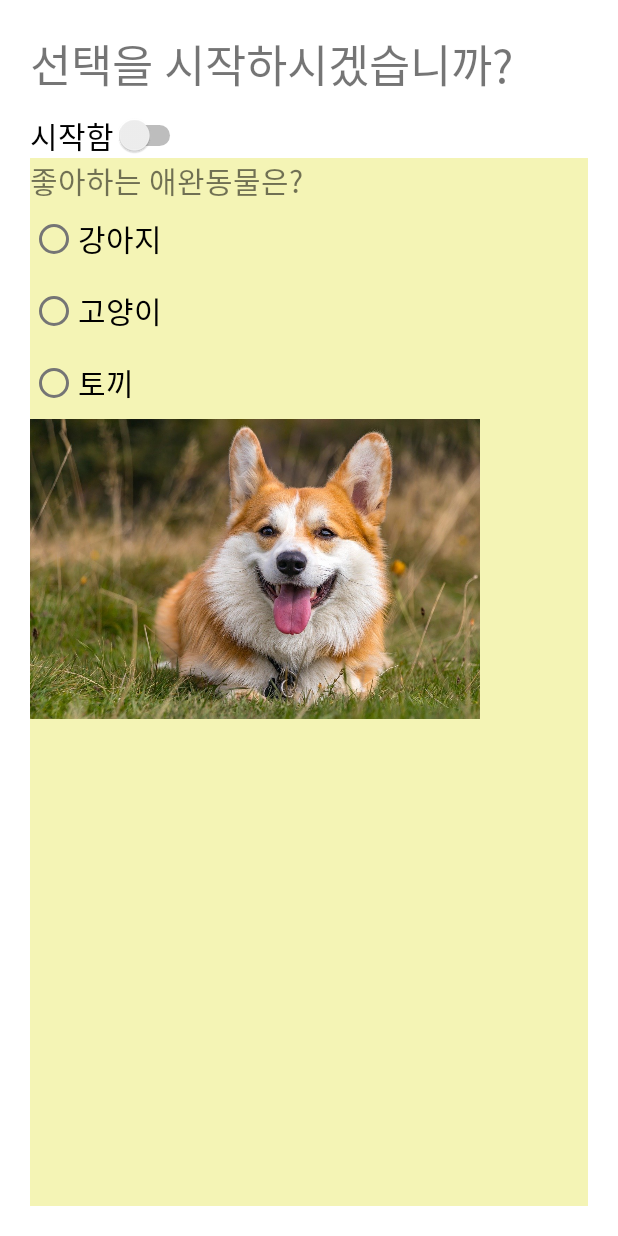
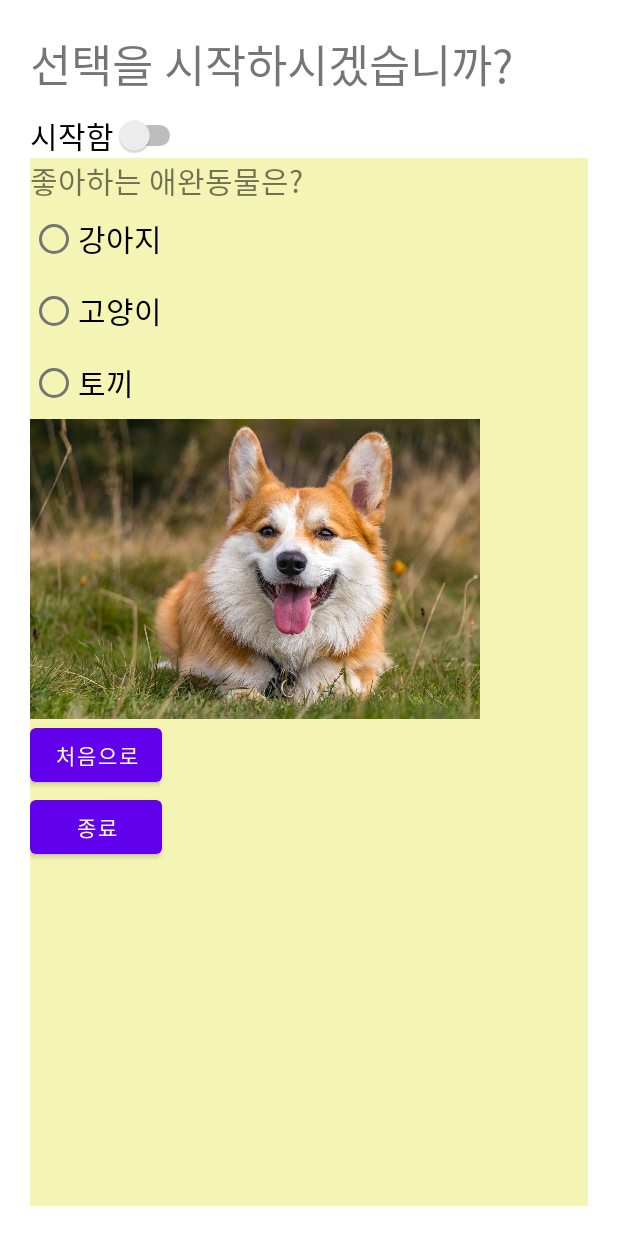
Before and after one commit to Uque1013/PetPhoto, an Android app: the layout activity_main.xml on its own in the app's theme, with its tools: preview values and no code run, on a phone screen of 412 x 824 dp. Run offline under Robolectric (Android 15) with nearby library versions, the phone set to English and light mode, and no system bars.

Commit message:
시작 및 종료버튼 구현

```diff
--- a/app/src/main/res/layout/activity_main.xml
+++ b/app/src/main/res/layout/activity_main.xml
@@ -63,7 +63,16 @@
             android:layout_height="wrap_content"
             android:adjustViewBounds="true"
             android:src="@drawable/dog"/>
-
+        <Button
+            android:id="@+id/btn_first"
+            android:layout_width="wrap_content"
+            android:layout_height="wrap_content"
+            android:text="@string/btn_first" />
+        <Button
+            android:id="@+id/btn_finish"
+            android:layout_width="wrap_content"
+            android:layout_height="wrap_content"
+            android:text="@string/btn_finish" />
     </LinearLayout>
 
 </LinearLayout>
--- a/app/src/main/res/values/strings.xml
+++ b/app/src/main/res/values/strings.xml
@@ -6,5 +6,6 @@
     <string name="radio_dog">강아지</string>
     <string name="radio_cat">고양이</string>
     <string name="radio_rabbit">토끼</string>
-    <string name="btn_done">선택 완료</string>
+    <string name="btn_finish">종료</string>
+    <string name="btn_first">처음으로</string>
 </resources>
```
Also changed, not shown: app/src/main/java/kr/hs/emirim/kye/petphoto/MainActivity.kt (+17 -0 lines).
